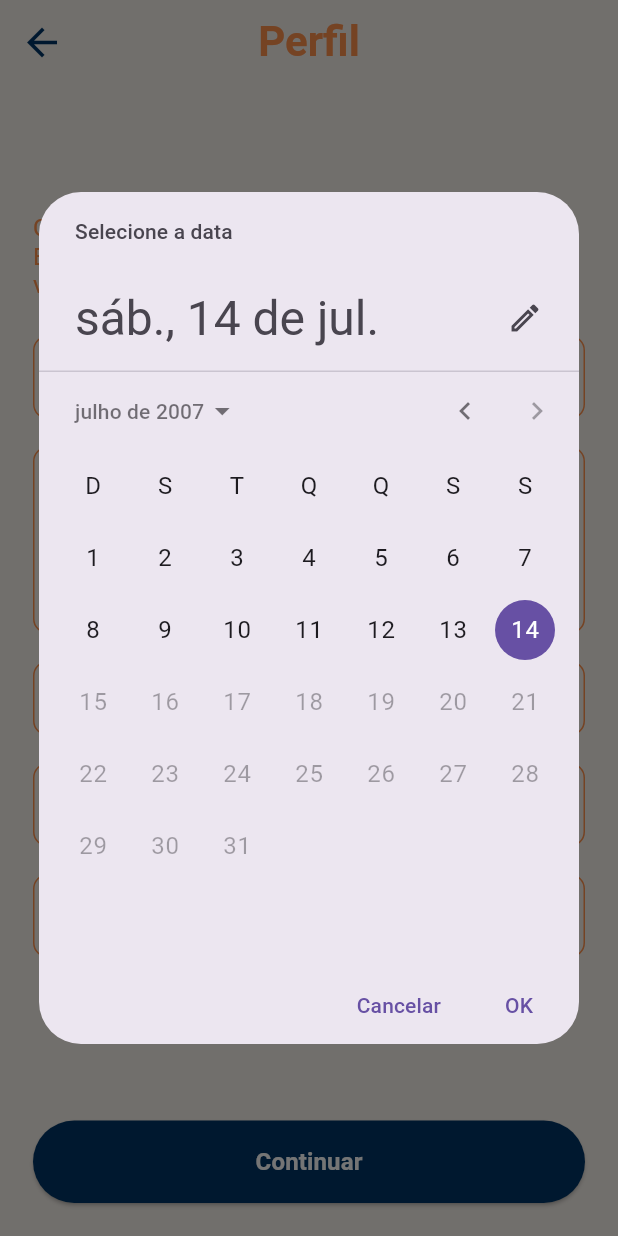
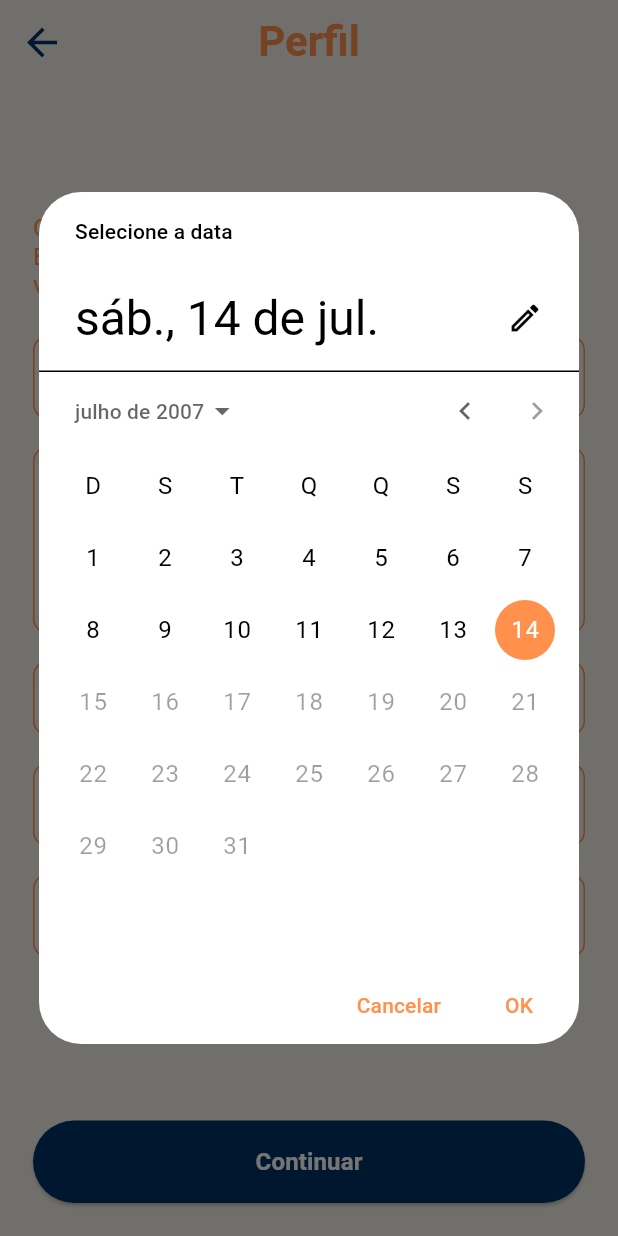
Before and after one commit to Reinertjg/Horizone_app, a Flutter app: the ProfileSetUpScreen screen opened by its route, after a tap on "Data de nascimento", on a phone screen of 412 x 824 dp. Run offline on Flutter 3.47's test engine with Material 3 defaults, Android fonts, the phone set to English and light mode, and no system bars.

Commit message:
Enhance ProfileSetUpScreen layout with consistent icon usage and improved DatePicker styling

```diff
--- a/horizone_app/lib/presentation/pages/profilesetup_screen.dart
+++ b/horizone_app/lib/presentation/pages/profilesetup_screen.dart
@@ -51,20 +51,21 @@ class _ProfileSetUpScreenState extends State<ProfileSetUpScreen> {
                         whoYouAre: S.of(context).whoYouAre,
                         andWellTake: S.of(context).andWellTake,
                       ), SizedBox(height: 24),
-                      OrangeTextForm(nameButton: S.of(context).name, icon: Icon(Icons.person)),
+                      OrangeTextForm(nameButton: S.of(context).name, icon: Icons.person,),
                       SizedBox(height: 18),
                       OrangeTextBoxForm(
                         nameButton: S.of(context).bio,
                         hintText: S.of(context).bioDescription,
+                        icon: Icons.info_outline,
                       ),
                       SizedBox(height: 18),
                       DatePickerTextFormField(
                         nameButton: S.of(context).dateOfBirth,
                       ),
                       SizedBox(height: 18),
-                      OrangeTextForm(nameButton: S.of(context).gender, icon: Icon(Icons.person_outline)),
+                      OrangeTextForm(nameButton: S.of(context).gender, icon: Icons.person_outline,),
                       SizedBox(height: 18),
-                      OrangeTextForm(nameButton: S.of(context).jobTitle, icon: Icon(Icons.work_outline)),
+                      OrangeTextForm(nameButton: S.of(context).jobTitle, icon: Icons.work_outline),
                     ],
                   ),
                 ),
@@ -89,7 +90,7 @@ class OrangeTextForm extends StatelessWidget {
   const OrangeTextForm({required this.nameButton, required this.icon, super.key});
 
   final String nameButton;
-  final Icon icon;
+  final IconData icon;
 
   @override
   Widget build(BuildContext context) {
@@ -97,7 +98,7 @@ class OrangeTextForm extends StatelessWidget {
       decoration: InputDecoration(
         labelText: nameButton,
         labelStyle: TextStyle(color: Color(0xff020101)),
-        prefixIcon: Align(widthFactor: 1.0, heightFactor: 1.0, child: icon),
+        prefixIcon: Align(widthFactor: 1.0, heightFactor: 1.0, child: Icon(icon, size: 20, color: Color(0xffFF914D),)),
         focusedBorder: OutlineInputBorder(
           borderRadius: BorderRadius.circular(10),
           borderSide: BorderSide(color: Color(0xffFF914D)),
@@ -116,24 +117,27 @@ class OrangeTextBoxForm extends StatelessWidget {
   const OrangeTextBoxForm({
     required this.hintText,
     required this.nameButton,
+    required this.icon,
     super.key,
   });
 
   final String nameButton;
   final String hintText;
+  final IconData icon;
 
   @override
   Widget build(BuildContext context) {
     return SizedBox(
-      height: 125, //     <-- TextField expands to this height.
+      height: 125,
       child: TextFormField(
-        maxLines: null, // Set this
-        expands: true, // and this
+        maxLines: null,
+        expands: true,
         keyboardType: TextInputType.multiline,
         decoration: InputDecoration(
           labelText: nameButton,
           hintText: hintText,
           labelStyle: TextStyle(color: Color(0xff020101)),
+          prefixIcon: Align(widthFactor: 1.0, heightFactor: 1.0, child: Icon(icon, size: 20, color: Color(0xffFF914D),)),
           focusedBorder: OutlineInputBorder(
             borderRadius: BorderRadius.circular(10),
             borderSide: BorderSide(color: Color(0xffFF914D)),
@@ -149,8 +153,7 @@ class OrangeTextBoxForm extends StatelessWidget {
 }
 
 class DatePickerTextFormField extends StatefulWidget {
-  DatePickerTextFormField({required this.nameButton, super.key}) {
-  }
+  const DatePickerTextFormField({required this.nameButton, super.key});
 
   final String nameButton;
 
@@ -164,6 +167,17 @@ class _DatePickerTextFormFieldState extends State<DatePickerTextFormField> {
 
   Future<void> _selectDate() async {
     final DateTime? pickedDate = await showDatePicker(
+      builder: (BuildContext context, Widget? child) {
+        return Theme(
+          data: ThemeData.light().copyWith(
+            primaryColor: Color(0xffFF914D),
+            hintColor: Color(0xffFF914D),
+            colorScheme: ColorScheme.light(primary: Color(0xffFF914D)),
+            buttonTheme: ButtonThemeData(textTheme: ButtonTextTheme.primary),
+          ),
+          child: child!,
+        );
+      },
       context: context,
       initialDate: selectedDate != null
           ? selectedDate!
@@ -188,17 +202,18 @@ class _DatePickerTextFormFieldState extends State<DatePickerTextFormField> {
           color: Colors.transparent,
         ),
         alignment: Alignment.centerLeft,
-        padding: EdgeInsets.symmetric(horizontal: 12, vertical: 8),
+        padding: EdgeInsets.symmetric(horizontal: 7),
         child: Row(
-          mainAxisAlignment: MainAxisAlignment.spaceBetween,
+          mainAxisAlignment: MainAxisAlignment.start,
           children: [
+            Icon(Icons.date_range_outlined, size: 20, color: Color(0xffFF914D),),
+            SizedBox(width: 10),
             Text(
               selectedDate != null
                   ? '${selectedDate!.day}/${selectedDate!.month}/${selectedDate!.year}'
                   : widget.nameButton,
               style: TextStyle(color: Color(0xff020101), fontSize: 16),
             ),
-            Icon(Icons.date_range_outlined),
           ],
         ),
       ),
```
